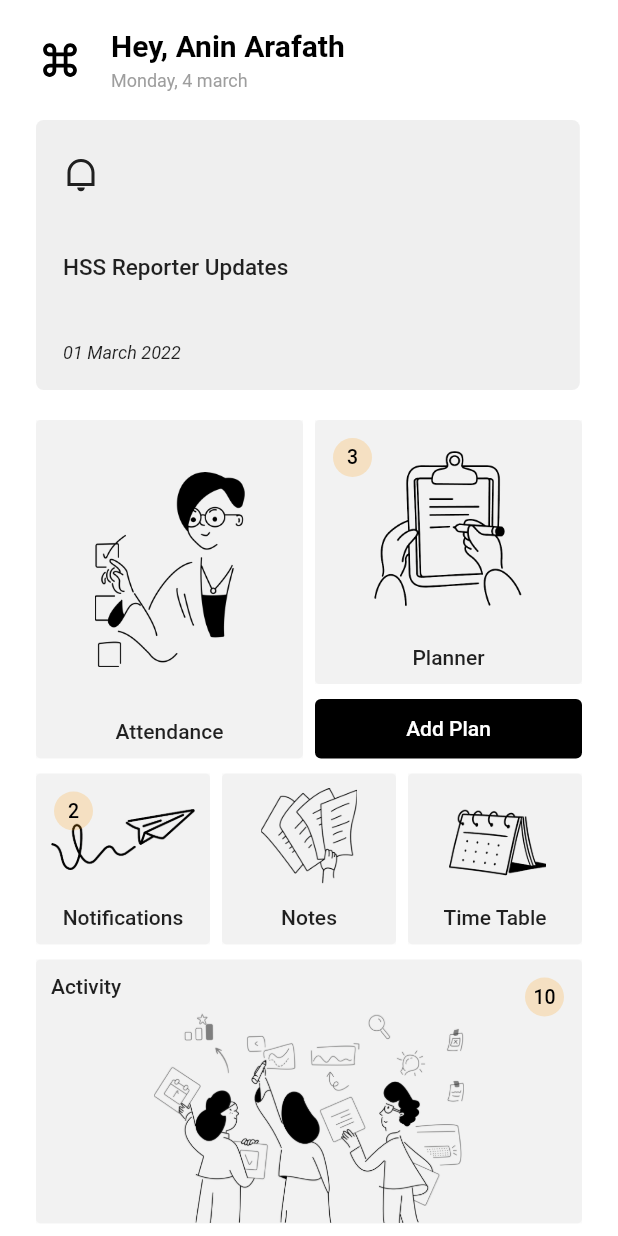
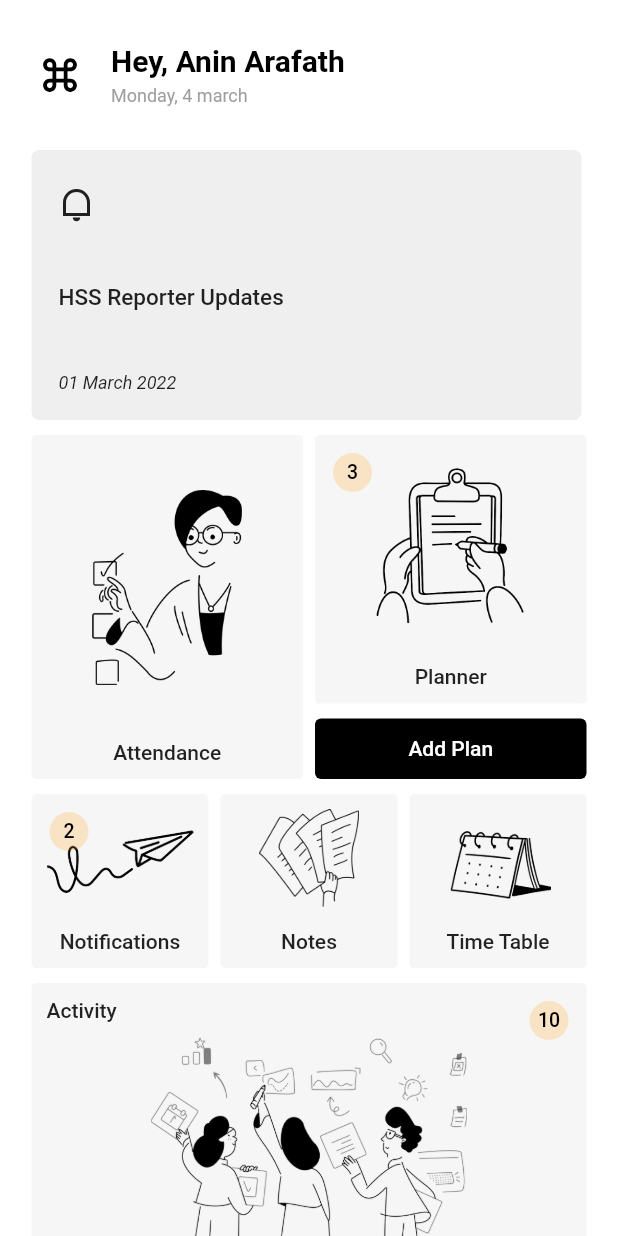
Before and after one commit to aninarafath6/arnhss, a Flutter app: the screen it shows after launch, on a phone screen of 412 x 824 dp. Run offline on Flutter 3.47's test engine with Material 2 defaults, Android fonts, the phone set to English and light mode, and no system bars; our stand-ins replace cached_network_image, flutter_calendar_carousel, flutter_keyboard_visibility, flutter_otp_text_field, get, google_fonts and 3 more.

Commit message:
notice place and look updated

```diff
--- a/arnhss-app/lib/features/home/view/home_view.dart
+++ b/arnhss-app/lib/features/home/view/home_view.dart
@@ -21,14 +21,14 @@ class HomeView extends StatelessWidget {
       appBar: customHomeAppBar(context),
       body: Padding(
         padding: const EdgeInsets.symmetric(
-          horizontal: 0.0,
-        ),
+            // horizontal: 21.0,
+            ),
         child: ListView(
+          padding: EdgeInsets.zero,
           physics: const BouncingScrollPhysics(),
           children: const [
             NoticeList(),
             HomeGrid(),
-            SizedBox(height: 0),
           ],
         ),
       ),
--- a/arnhss-app/lib/features/home/widgets/app_drawer.dart
+++ b/arnhss-app/lib/features/home/widgets/app_drawer.dart
@@ -40,7 +40,7 @@ class AppDrawer extends StatelessWidget {
                   crossAxisAlignment: CrossAxisAlignment.center,
                   children: [
                     const CircleAvatar(
-                      radius: 35,
+                      radius: 28,
                       backgroundImage: NetworkImage(
                           "https://ichef.bbci.co.uk/news/976/cpsprodpb/14B1D/production/_125556748_gettyimages-1240422158.jpg"),
                     ),
--- a/arnhss-app/lib/features/home/widgets/blog_list.dart
+++ b/arnhss-app/lib/features/home/widgets/blog_list.dart
@@ -12,7 +12,7 @@ class BlogList extends StatelessWidget {
   @override
   Widget build(BuildContext context) {
     return Container(
-      padding: const EdgeInsets.all(24.0),
+      padding: const EdgeInsets.all(21.0),
       child: Column(
         children: List.generate(
           context.read<HomeViewModel>().blogList.length + 1,
--- a/arnhss-app/lib/features/home/widgets/custom_app_bar.dart
+++ b/arnhss-app/lib/features/home/widgets/custom_app_bar.dart
@@ -10,7 +10,7 @@ AppBar customHomeAppBar(BuildContext context) {
     systemOverlayStyle: SystemUiOverlayStyle.dark, // 1
     backgroundColor: Colors.transparent,
     automaticallyImplyLeading: false, // Don't show the leading button
-    toolbarHeight: 80,
+    toolbarHeight: 100,
     title: Row(
       children: [
         IconButton(
--- a/arnhss-app/lib/features/home/widgets/home_grid.dart
+++ b/arnhss-app/lib/features/home/widgets/home_grid.dart
@@ -13,7 +13,7 @@ class HomeGrid extends StatelessWidget {
   @override
   Widget build(BuildContext context) {
     return Padding(
-      padding: const EdgeInsets.only(left: 24.0, right: 24, top: 20),
+      padding: const EdgeInsets.only(top: 10, left: 21, right: 21),
       child: StaggeredGrid.count(
         crossAxisCount: 6,
         mainAxisSpacing: 10,
--- a/arnhss-app/lib/features/home/widgets/notice_item.dart
+++ b/arnhss-app/lib/features/home/widgets/notice_item.dart
@@ -14,13 +14,13 @@ class NoticeItem extends StatelessWidget {
   @override
   Widget build(BuildContext context) {
     return Container(
-      margin: const EdgeInsets.only(right: 0, left: 10),
+      // margin: const EdgeInsets.only(right: 0, left: 10),
       child: InkWell(
         onTap: () {
           Navigator.pushNamed(context, NoticeView.routeName, arguments: notice);
         },
         child: Container(
-          width: context.getWidth(88),
+          width: context.getWidth(89),
           height: 180,
           padding: const EdgeInsets.all(18),
           decoration: BoxDecoration(
--- a/arnhss-app/lib/features/home/widgets/notice_list.dart
+++ b/arnhss-app/lib/features/home/widgets/notice_list.dart
@@ -8,7 +8,7 @@ class NoticeList extends StatelessWidget {
 
   @override
   Widget build(BuildContext context) {
-    return SizedBox(
+    return Container(
       width: 200,
       height: 180,
       child: PageView.builder(
@@ -20,7 +20,7 @@ class NoticeList extends StatelessWidget {
           // if (index == 0) {
           return Row(
             children: [
-              const SizedBox(width: 14),
+              const SizedBox(width: 21),
               context.read<HomeViewModel>().noticeList[index],
             ],
           );
--- a/arnhss-app/lib/features/home/widgets/tile.dart
+++ b/arnhss-app/lib/features/home/widgets/tile.dart
@@ -19,8 +19,7 @@ class Tile extends StatelessWidget {
   final Function()? onTap;
   @override
   Widget build(BuildContext context) {
-    return Material(
-      child: InkWell(
+    return InkWell(
       onTap: onTap,
       child: Stack(
         children: [
@@ -84,7 +83,6 @@ class Tile extends StatelessWidget {
                 ),
         ],
       ),
-      ),
     );
   }
 }
```
Also changed, not shown: arnhss-app/lib/features/tasks/view/task_view.dart (+11 -8 lines). Lines whose indentation alone changed are shown as unchanged.
